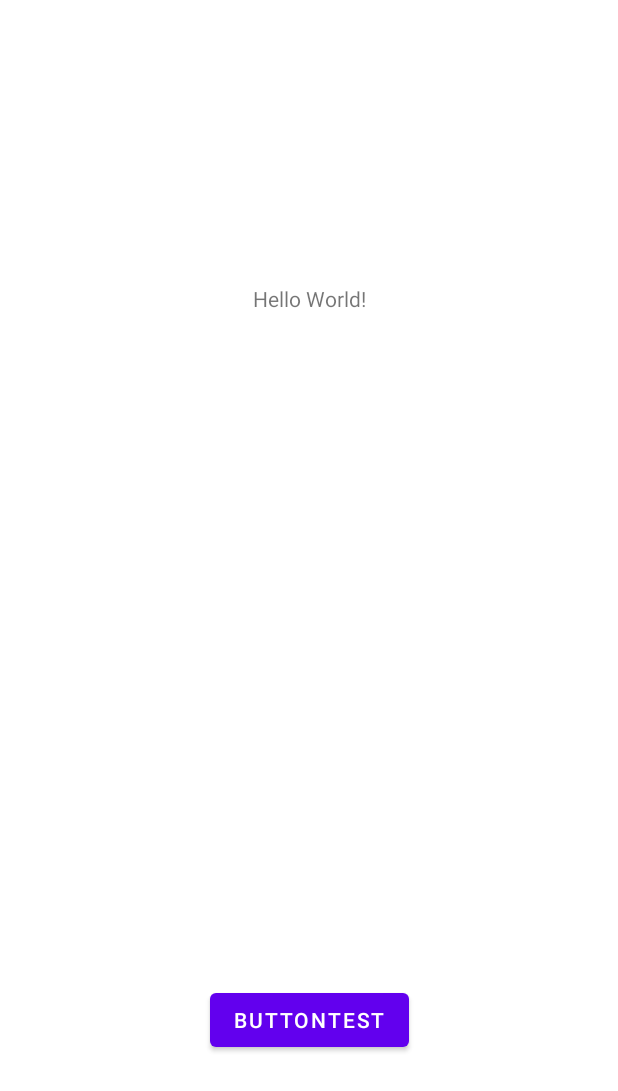
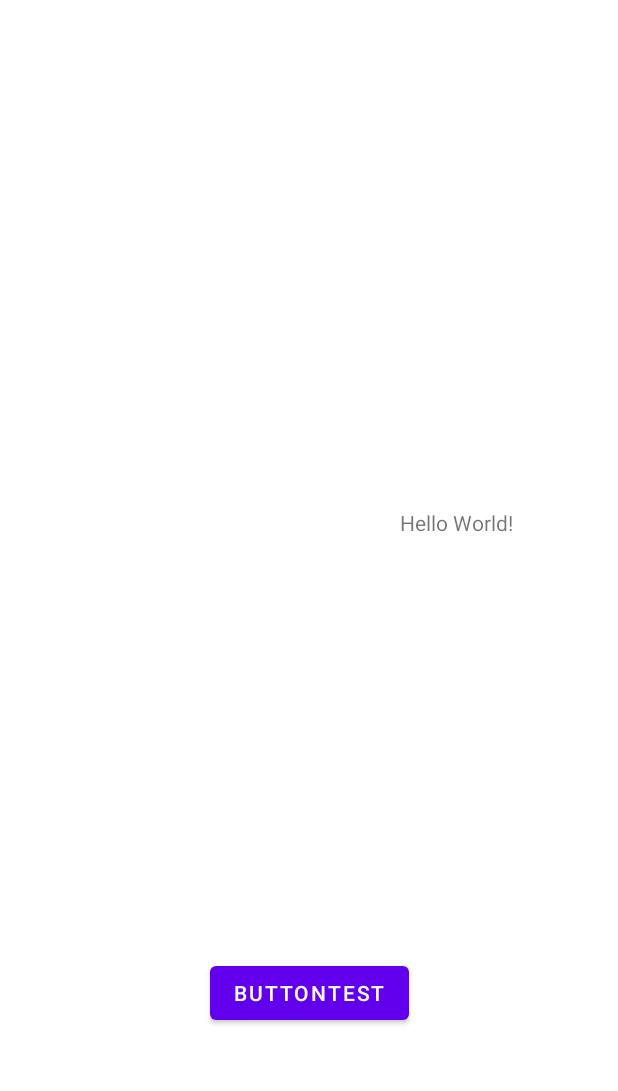
Before and after one commit to dnv87/NecoApp, an Android app: the layout activity_main.xml on its own in the app's theme, with its tools: preview values and no code run, on a phone screen of 412 x 824 dp. Shown: the top 1091 px of the screen. Run offline under Robolectric (Android 15) with nearby library versions, the phone set to English and light mode, and no system bars.

```diff
--- a/app/src/main/res/layout/activity_main.xml
+++ b/app/src/main/res/layout/activity_main.xml
@@ -4,7 +4,6 @@
     xmlns:tools="http://schemas.android.com/tools"
     android:layout_width="match_parent"
     android:layout_height="match_parent"
-    android:onClick="onClicketTst"
     tools:context=".MainActivity">
 
     <TextView
@@ -13,23 +12,23 @@
         android:layout_height="wrap_content"
         android:text="Hello World!"
         app:layout_constraintBottom_toBottomOf="parent"
+        app:layout_constraintHorizontal_bias="0.793"
         app:layout_constraintLeft_toLeftOf="parent"
         app:layout_constraintRight_toRightOf="parent"
         app:layout_constraintTop_toTopOf="parent"
-        app:layout_constraintVertical_bias="0.235" />
+        app:layout_constraintVertical_bias="0.421" />
 
     <Button
         android:id="@+id/b_tst"
         android:layout_width="wrap_content"
         android:layout_height="wrap_content"
         android:layout_marginTop="200dp"
-        android:onClick="onClicketTst"
         android:text="ButtonTest"
         app:layout_constraintBottom_toBottomOf="parent"
         app:layout_constraintEnd_toEndOf="parent"
         app:layout_constraintStart_toStartOf="parent"
         app:layout_constraintTop_toBottomOf="@+id/textView"
-        app:layout_constraintVertical_bias="0.673"
+        app:layout_constraintVertical_bias="0.367"
         tools:ignore="MissingConstraints" />
 
 </androidx.constraintlayout.widget.ConstraintLayout>
```
